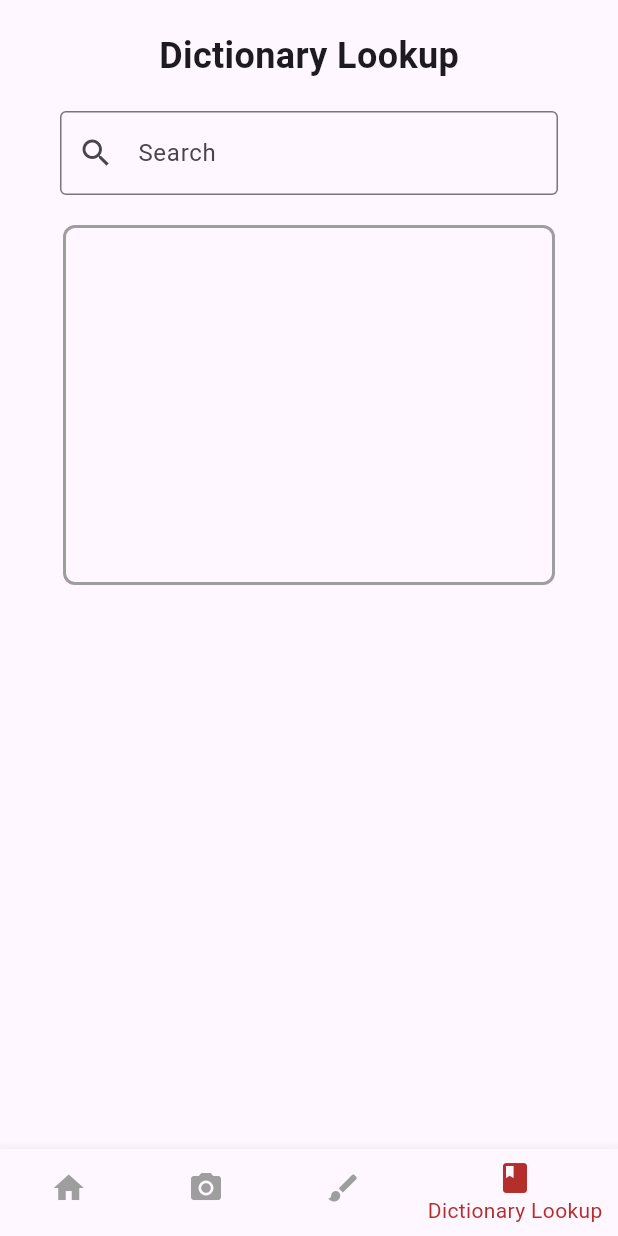
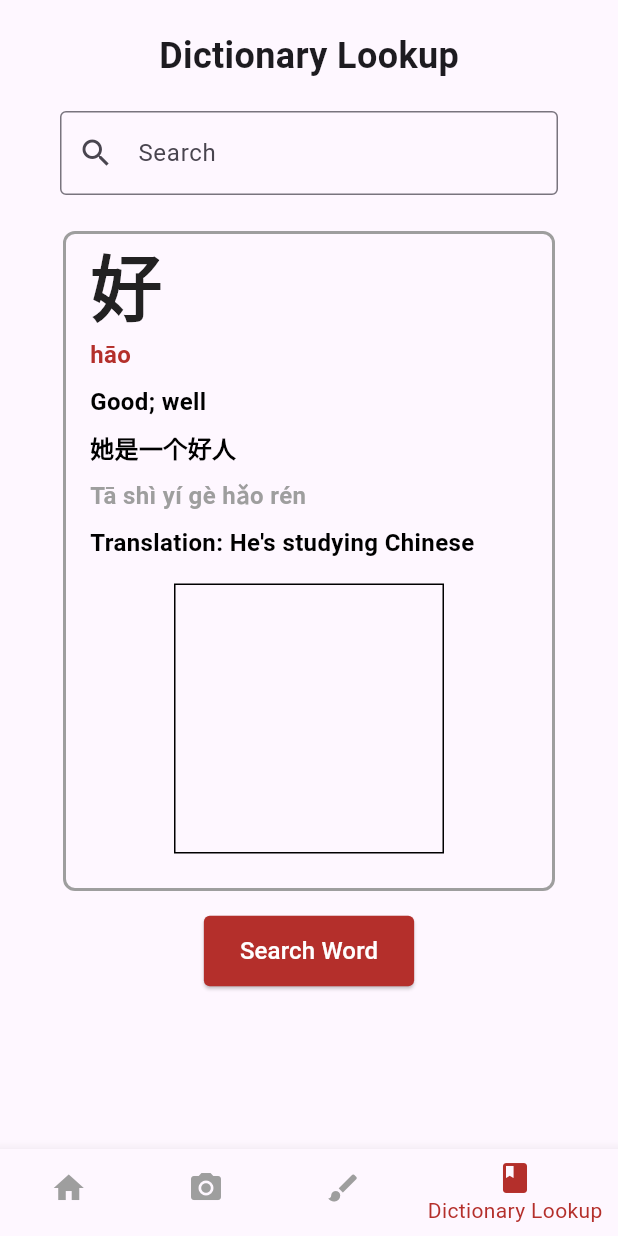
Before and after one commit to JasonS911/flashhanzi, a Flutter app: the MyHomePage screen opened directly, after a tap on "Review Characters", on a phone screen of 412 x 824 dp. Run offline on Flutter 3.47's test engine with Material 3 defaults, Android fonts, the phone set to English and light mode, and no system bars; our stand-ins replace camera, google_fonts.

Commit message:
dictionary lookup UI

```diff
--- a/lib/dictionary_lookup.dart
+++ b/lib/dictionary_lookup.dart
@@ -10,12 +10,13 @@ class DictionaryLookup extends StatefulWidget {
 class _DictionaryLookupState extends State<DictionaryLookup> {
   @override
   Widget build(BuildContext context) {
-    return Center(
+    return SingleChildScrollView(
       child: Column(
-        mainAxisAlignment: MainAxisAlignment.start,
+        mainAxisAlignment: MainAxisAlignment.start, // Align items to the top
+        crossAxisAlignment:
+            CrossAxisAlignment.center, // Center items horizontally
         children: [
-          const SizedBox(height: 20), // Space at the top
-
+          SizedBox(height: 20), // Space at the top
           const Text(
             'Dictionary Lookup',
             style: TextStyle(fontSize: 24, fontWeight: FontWeight.bold),
@@ -35,22 +36,136 @@ class _DictionaryLookupState extends State<DictionaryLookup> {
               },
             ),
           ),
-          const SizedBox(height: 20), // Space before the button
-          // ElevatedButton(
-          //   onPressed: () {
-          //     // Handle the lookup action here
-          //     print('Lookup button pressed');
-          //   },
-          //   child: const Text('Lookup'),
-          // ),
+          const SizedBox(height: 24), // Space before the button
           Container(
-            height: 240,
+            height: 440,
             width: 328,
             decoration: BoxDecoration(
               border: Border.all(color: Colors.grey, width: 2),
               borderRadius: BorderRadius.circular(8), // Rounded corners
             ),
+            child: Column(
+              mainAxisAlignment: MainAxisAlignment.start,
+              crossAxisAlignment: CrossAxisAlignment.start,
+              children: [
+                const Padding(
+                  padding: EdgeInsets.symmetric(horizontal: 16),
+                  child: Text(
+                    '好',
+                    style: TextStyle(
+                      fontSize: 48,
+                      fontWeight: FontWeight.bold,
+                      color: Colors.black87,
+                      decoration: TextDecoration.none, // Remove underline
+                    ),
+                  ),
+                ),
+                const Padding(
+                  padding: EdgeInsets.symmetric(horizontal: 16),
+                  child: Text(
+                    'hāo', // Pinyin with tone
+                    style: TextStyle(
+                      fontSize: 16,
+                      color: Color(0xFFB42F2B),
+                      fontWeight: FontWeight.w600,
+                      decoration: TextDecoration.none,
+                    ),
+                  ),
+                ),
+                const SizedBox(
+                  height: 8,
+                ), // Space between pinyin and definition
+                const Padding(
+                  padding: EdgeInsets.only(left: 16.0),
+                  child: Text(
+                    'Good; well',
+                    style: TextStyle(
+                      fontSize: 16,
+                      color: Colors.black,
+                      fontWeight: FontWeight.w600,
+                      decoration: TextDecoration.none, // Remove underline
+                    ),
+                  ),
+                ),
+                const SizedBox(
+                  height: 8,
+                ), // Space between pinyin and definition
+                const Padding(
+                  padding: EdgeInsets.only(left: 16.0),
+                  child: Text(
+                    '她是一个好人',
+                    style: TextStyle(
+                      fontSize: 16,
+                      color: Colors.black,
+                      fontWeight: FontWeight.w600,
+                      decoration: TextDecoration.none, // Remove underline
+                    ),
+                  ),
+                ),
+                const SizedBox(
+                  height: 8,
+                ), // Space between pinyin and definition
+                const Padding(
+                  padding: EdgeInsets.only(left: 16.0),
+                  child: Text(
+                    'Tā shì yí gè hǎo rén',
+                    style: TextStyle(
+                      fontSize: 16,
+                      color: Colors.grey,
+                      fontWeight: FontWeight.w600,
+                      decoration: TextDecoration.none, // Remove underline
+                    ),
+                  ),
+                ),
+                const SizedBox(
+                  height: 8,
+                ), // Space between pinyin and definition
+                const Padding(
+                  padding: EdgeInsets.only(left: 16.0),
+                  child: Text(
+                    "Translation: He's studying Chinese",
+                    style: TextStyle(
+                      fontSize: 16,
+                      color: Colors.black,
+                      fontWeight: FontWeight.w600,
+                      decoration: TextDecoration.none, // Remove underline
+                    ),
+                  ),
+                ),
+                //placeholder for stroke
+                SizedBox(height: 16), // Space before the stroke container
+                Center(
+                  child: Container(
+                    height: 180,
+                    width: 180,
+                    decoration: BoxDecoration(
+                      border: Border.all(color: Colors.black),
+                    ), // Space after the button
+                  ),
+                ),
+              ],
+            ),
           ),
+          SizedBox(height: 16), // Add some space before the button
+          ElevatedButton(
+            onPressed: doNothing,
+            style: ElevatedButton.styleFrom(
+              backgroundColor: Color(0xFFB42F2B), // Button color
+              foregroundColor: Colors.white, // Text color
+              shape: RoundedRectangleBorder(
+                borderRadius: BorderRadius.circular(4), // Rounded corners
+              ),
+            ),
+            child: Padding(
+              padding: EdgeInsets.symmetric(vertical: 12),
+              child: Text(
+                'Search Word',
+                style: TextStyle(color: Colors.white, fontSize: 16),
+              ), // Add vertical padding for better touch target
+            ),
+          ),
+
+          // Add some space after the button
         ],
       ),
     );
--- a/lib/handwrite_character.dart
+++ b/lib/handwrite_character.dart
@@ -42,7 +42,16 @@ class _HandwriteCharacterState extends State<HandwriteCharacter> {
                         borderRadius: BorderRadius.circular(4),
                       ),
                     ),
-                    child: const Text('Clear'),
+                    child: Padding(
+                      padding: EdgeInsets.symmetric(vertical: 12),
+                      child: Text(
+                        'Clear',
+                        style: TextStyle(
+                          color: Colors.black, // Text color
+                          fontSize: 16, // Font size
+                        ),
+                      ),
+                    ),
                   ),
                 ),
                 const SizedBox(width: 16), // Space between buttons
@@ -57,7 +66,10 @@ class _HandwriteCharacterState extends State<HandwriteCharacter> {
                         borderRadius: BorderRadius.circular(4),
                       ),
                     ),
-                    child: const Text('Recognize'),
+                    child: Padding(
+                      padding: EdgeInsets.symmetric(vertical: 12),
+                      child: Text('Recognize'),
+                    ),
                   ),
                 ),
               ],
--- a/lib/scan_character.dart
+++ b/lib/scan_character.dart
@@ -120,9 +120,12 @@ class _ScanCharacterState extends State<ScanCharacter> {
                 borderRadius: BorderRadius.circular(4), // Rounded corners
               ),
             ),
-            child: Text(
-              'Add Selected Words for Review',
-              style: TextStyle(color: Colors.white, fontSize: 16),
+            child: Padding(
+              padding: EdgeInsets.symmetric(vertical: 12),
+              child: Text(
+                'Add Selected Words for Review',
+                style: TextStyle(color: Colors.white, fontSize: 16),
+              ),
             ),
           ),
         ],
```
